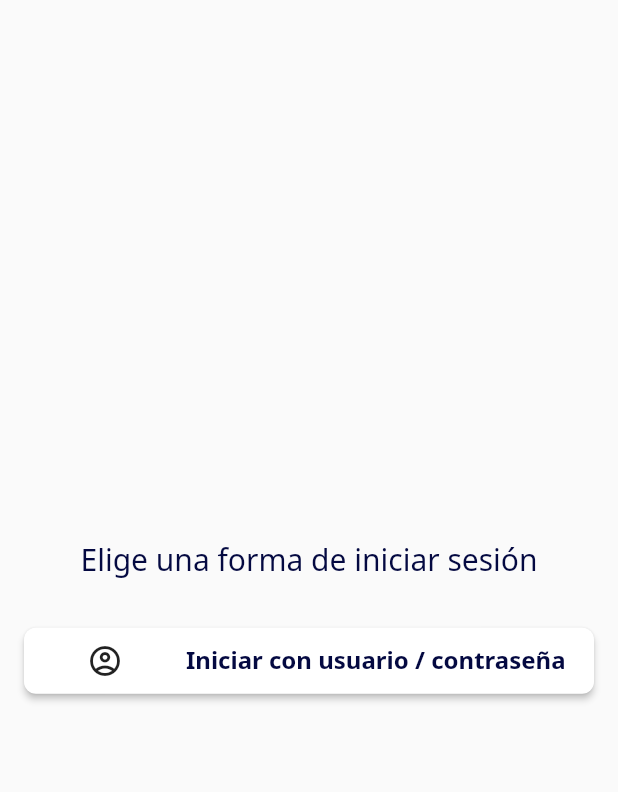
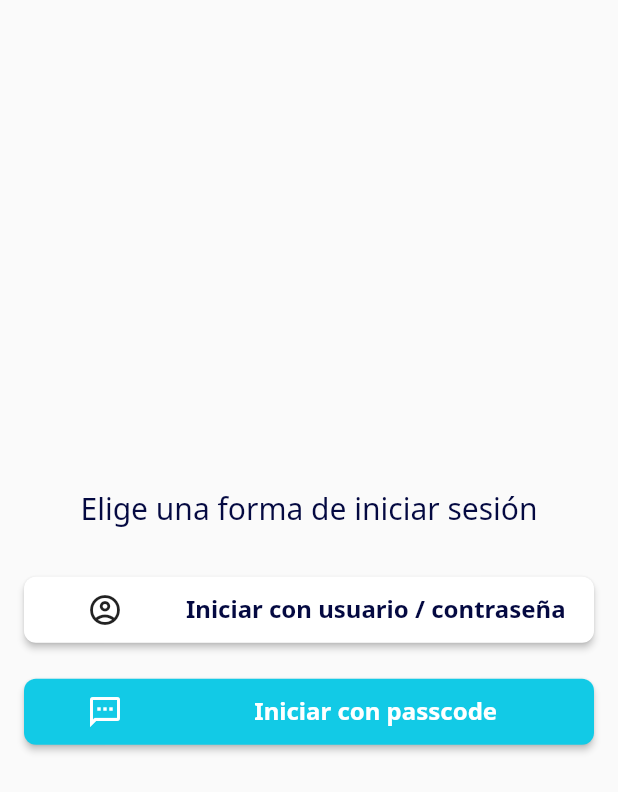
Before and after one commit to FabianVarela/flutter_login_types, a Flutter app: the screen it shows after launch, on a phone screen of 412 x 824 dp. Shown: the top 792 px of the screen. Run offline on Flutter 3.47's test engine with Material 2 defaults, Android fonts, the phone set to English and light mode, and no system bars; our stand-ins replace google_fonts, pin_code_fields, rxdart.

Commit message:
Add button to login with passcode

```diff
--- a/lib/ui/sign_in_options.ui.dart
+++ b/lib/ui/sign_in_options.ui.dart
@@ -23,9 +23,21 @@ class SignInOptionsUI extends StatelessWidget {
             const SizedBox(height: 30),
             CustomButton(
               text: 'Iniciar con usuario / contraseña',
-              onPress: () => Navigator.of(context).pushNamed('/user_password'),
+              onPress: () => Navigator.of(context).pushNamed(
+                '/login_user_pass',
+              ),
               foregroundColor: CustomColors.darkBlue,
               icon: Icon(Icons.account_circle_outlined),
+            ),
+            const SizedBox(height: 20),
+            CustomButton(
+              text: 'Iniciar con passcode',
+              onPress: () => Navigator.of(context).pushNamed(
+                '/login_passcode',
+              ),
+              backgroundColor: CustomColors.lightBlue,
+              foregroundColor: CustomColors.white,
+              icon: Icon(Icons.sms_outlined, color: CustomColors.white),
             ),
           ],
         ),
```
